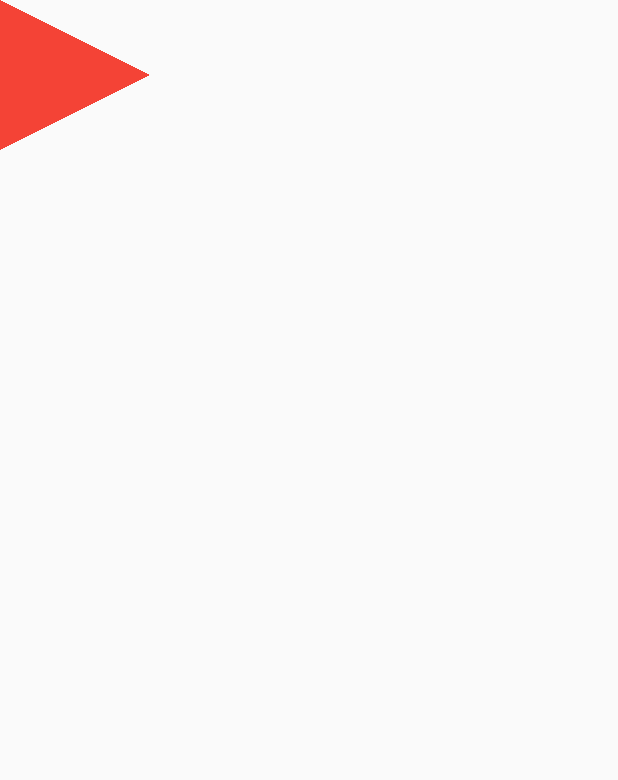
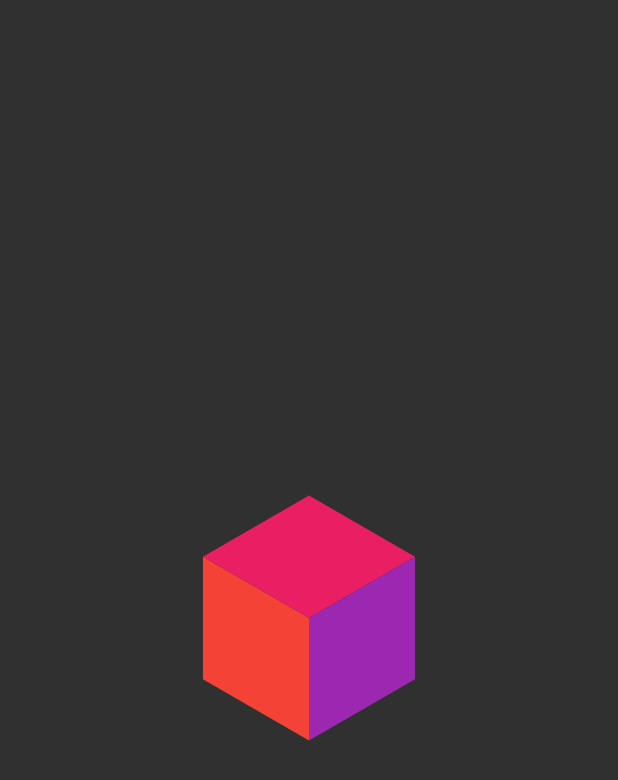
Before and after one commit to Kounex/model_viewer, a Flutter app: the screen it shows after launch, on a phone screen of 412 x 824 dp. Shown: the top 780 px of the screen. Run offline on Flutter 3.47's test engine with Material 2 defaults, Android fonts, the light colour scheme and no system bars.

Commit message:
feature(3d-view): initial working version (bare bones)

```diff
--- a/lib/main.dart
+++ b/lib/main.dart
@@ -7,10 +7,10 @@ void main() {
 }
 
 class MyApp extends StatelessWidget {
-  // This widget is the root of your application.
   @override
   Widget build(BuildContext context) {
     return MaterialApp(
+      theme: ThemeData.dark(),
       home: ModelView(),
     );
   }
--- a/lib/views/model/widgets/model_viewer/classes/camera.dart
+++ b/lib/views/model/widgets/model_viewer/classes/camera.dart
@@ -1,12 +1,49 @@
 import 'package:flutter/gestures.dart';
-import 'package:vector_math/vector_math.dart';
+import 'package:model_viewer/views/model/widgets/model_viewer/utils/vector.dart';
+import 'package:vector_math/vector_math_64.dart' as VectorMath;
 
 class Camera {
-  Vector3 position;
+  VectorMath.Vector3 position;
+  late VectorMath.Vector3 initialPosition;
+  double scale = 10.0;
 
-  Camera(this.position);
+  double _scaleRun = 1.0;
+  ScaleUpdateDetails? _scaleUpdateRun;
 
-  Camera.base() : this.position = Vector3(0, 0, 200);
+  Camera(this.position) : initialPosition = VectorMath.Vector3.copy(position);
 
-  void move(DragUpdateDetails drag) {}
+  Camera.base() : this(VectorMath.Vector3(-5, -5, -5));
+
+  void moveStart(ScaleStartDetails moveStart) {
+    this._scaleRun = 1.0;
+  }
+
+  void move(ScaleUpdateDetails move) {
+    if (move.pointerCount == 1 && _scaleUpdateRun != null) {
+      print('1 Touch');
+      // this.position.ad
+      // VectorMath.Vector3.zero().distanceToSquared(this.position);
+    }
+    if (move.pointerCount == 2) {
+      // print('2 Touch');
+      double deltaScale = move.scale - this._scaleRun;
+
+      this.scale += deltaScale * 3;
+      // this.position.scale(deltaScale);
+
+      this._scaleRun = move.scale;
+    }
+    if (move.pointerCount == 3 && _scaleUpdateRun != null) {
+      print('3 Touch');
+      Offset moveOffset = move.focalPoint - _scaleUpdateRun!.focalPoint;
+      this.position.add(VectorMath.Vector3(moveOffset.dx, moveOffset.dy, 0));
+      print(this.position);
+    }
+    _scaleUpdateRun = move;
+  }
+
+  void moveEnd(ScaleEndDetails moveEnd) {
+    this._scaleRun = 1.0;
+    _scaleUpdateRun = null;
+  }
 }
--- /dev/null
+++ b/lib/views/model/widgets/model_viewer/classes/edge.dart
@@ -0,0 +1,11 @@
+import 'package:model_viewer/views/model/widgets/model_viewer/classes/tuple.dart';
+import 'package:vector_math/vector_math_64.dart' as VectorMath;
+
+class Edge {
+  Tuple<VectorMath.Vector3, VectorMath.Vector3> vertices;
+
+  Edge(VectorMath.Vector3 vertex1, VectorMath.Vector3 vertex2)
+      : this.vertices = Tuple(vertex1, vertex2);
+
+  Edge.fromTupel(this.vertices);
+}
--- /dev/null
+++ b/lib/views/model/widgets/model_viewer/classes/face.dart
@@ -0,0 +1,7 @@
+import 'edge.dart';
+
+class Face {
+  List<Edge> edges;
+
+  Face(this.edges) : assert(edges.length >= 3);
+}
--- /dev/null
+++ b/lib/views/model/widgets/model_viewer/classes/light.dart
@@ -0,0 +1,9 @@
+import 'package:vector_math/vector_math_64.dart' as VectorMath;
+
+class Light {
+  VectorMath.Vector3 position;
+
+  Light({required this.position});
+
+  Light.base() : this.position = VectorMath.Vector3(-100, -100, -100);
+}
--- /dev/null
+++ b/lib/views/model/widgets/model_viewer/classes/tuple.dart
@@ -0,0 +1,46 @@
+// Copyright (c) 2014, the tuple project authors. Please see the AUTHORS
+// file for details. All rights reserved. Use of this source code is governed
+// by a BSD-style license that can be found in the LICENSE file.
+
+// Taken from: https://github.com/google/tuple.dart/blob/master/lib/tuple.dart
+
+/// Represents a 2-tuple, or pair.
+class Tuple<T1, T2> {
+  /// Returns the first item of the tuple
+  final T1 item1;
+
+  /// Returns the second item of the tuple
+  final T2 item2;
+
+  /// Creates a new tuple value with the specified items.
+  const Tuple(this.item1, this.item2);
+
+  /// Create a new tuple value with the specified list [items].
+  factory Tuple.fromList(List items) {
+    if (items.length != 2) {
+      throw ArgumentError('items must have length 2');
+    }
+
+    return Tuple<T1, T2>(items[0] as T1, items[1] as T2);
+  }
+
+  /// Returns a tuple with the first item set to the specified value.
+  Tuple<T1, T2> withItem1(T1 v) => Tuple<T1, T2>(v, item2);
+
+  /// Returns a tuple with the second item set to the specified value.
+  Tuple<T1, T2> withItem2(T2 v) => Tuple<T1, T2>(item1, v);
+
+  /// Creates a [List] containing the items of this [Tuple].
+  ///
+  /// The elements are in item order. The list is variable-length
+  /// if [growable] is true.
+  List toList({bool growable = false}) =>
+      List.from([item1, item2], growable: growable);
+
+  @override
+  String toString() => '[$item1, $item2]';
+
+  @override
+  bool operator ==(Object other) =>
+      other is Tuple && other.item1 == item1 && other.item2 == item2;
+}
--- a/lib/views/model/widgets/model_viewer/model_viewer.dart
+++ b/lib/views/model/widgets/model_viewer/model_viewer.dart
@@ -1,7 +1,10 @@
 import 'package:flutter/material.dart';
+import 'package:model_viewer/views/model/widgets/model_viewer/classes/face.dart';
 import 'package:vector_math/vector_math_64.dart' as VectorMath;
 
 import 'classes/camera.dart';
+import 'classes/edge.dart';
+import 'classes/light.dart';
 import 'model_painter.dart';
 
 class ModelViewer extends StatefulWidget {
@@ -18,22 +21,160 @@ class ModelViewer extends StatefulWidget {
 
 class _ModelViewerState extends State<ModelViewer> {
   late Camera _camera;
+  late Light _light;
+
+  late List<Face> _faces;
 
   @override
   void initState() {
     super.initState();
 
     _camera = Camera.base();
+    _light = Light.base();
+
+    _faces = [
+      Face(
+        [
+          Edge(
+            VectorMath.Vector3(0, 0, 0),
+            VectorMath.Vector3(10, 0, 0),
+          ),
+          Edge(
+            VectorMath.Vector3(10, 0, 0),
+            VectorMath.Vector3(10, 10, 0),
+          ),
+          Edge(
+            VectorMath.Vector3(10, 10, 0),
+            VectorMath.Vector3(0, 10, 0),
+          ),
+          Edge(
+            VectorMath.Vector3(0, 10, 0),
+            VectorMath.Vector3(0, 0, 0),
+          ),
+        ],
+      ),
+      Face(
+        [
+          Edge(
+            VectorMath.Vector3(0, 0, 10),
+            VectorMath.Vector3(10, 0, 10),
+          ),
+          Edge(
+            VectorMath.Vector3(10, 0, 10),
+            VectorMath.Vector3(10, 0, 0),
+          ),
+          Edge(
+            VectorMath.Vector3(10, 0, 0),
+            VectorMath.Vector3(0, 0, 0),
+          ),
+          Edge(
+            VectorMath.Vector3(0, 0, 0),
+            VectorMath.Vector3(0, 0, 10),
+          ),
+        ],
+      ),
+      Face(
+        [
+          Edge(
+            VectorMath.Vector3(0, 10, 10),
+            VectorMath.Vector3(10, 10, 10),
+          ),
+          Edge(
+            VectorMath.Vector3(10, 10, 10),
+            VectorMath.Vector3(10, 0, 10),
+          ),
+          Edge(
+            VectorMath.Vector3(10, 0, 10),
+            VectorMath.Vector3(0, 0, 10),
+          ),
+          Edge(
+            VectorMath.Vector3(0, 0, 10),
+            VectorMath.Vector3(0, 10, 10),
+          ),
+        ],
+      ),
+      Face(
+        [
+          Edge(
+            VectorMath.Vector3(0, 10, 0),
+            VectorMath.Vector3(10, 10, 0),
+          ),
+          Edge(
+            VectorMath.Vector3(10, 10, 0),
+            VectorMath.Vector3(10, 10, 10),
+          ),
+          Edge(
+            VectorMath.Vector3(10, 10, 10),
+            VectorMath.Vector3(0, 10, 10),
+          ),
+          Edge(
+            VectorMath.Vector3(0, 10, 10),
+            VectorMath.Vector3(0, 10, 0),
+          ),
+        ],
+      ),
+      Face(
+        [
+          Edge(
+            VectorMath.Vector3(10, 0, 0),
+            VectorMath.Vector3(10, 0, 10),
+          ),
+          Edge(
+            VectorMath.Vector3(10, 0, 10),
+            VectorMath.Vector3(10, 10, 10),
+          ),
+          Edge(
+            VectorMath.Vector3(10, 10, 10),
+            VectorMath.Vector3(10, 10, 0),
+          ),
+          Edge(
+            VectorMath.Vector3(10, 10, 0),
+            VectorMath.Vector3(10, 0, 0),
+          ),
+        ],
+      ),
+      Face(
+        [
+          Edge(
+            VectorMath.Vector3(0, 0, 10),
+            VectorMath.Vector3(0, 0, 0),
+          ),
+          Edge(
+            VectorMath.Vector3(0, 0, 0),
+            VectorMath.Vector3(0, 10, 0),
+          ),
+          Edge(
+            VectorMath.Vector3(0, 10, 0),
+            VectorMath.Vector3(0, 10, 10),
+          ),
+          Edge(
+            VectorMath.Vector3(0, 10, 10),
+            VectorMath.Vector3(0, 0, 10),
+          ),
+        ],
+      ),
+    ];
   }
 
   @override
   Widget build(BuildContext context) {
-    return Scaffold(
-      body: GestureDetector(
-        onPanUpdate: _camera.move,
-        child: CustomPaint(
-          painter: ModelPainter(vertices: this.widget.vertices),
-          size: Size(100, 100),
+    // print(_camera.position.z);
+    return GestureDetector(
+      behavior: HitTestBehavior.opaque,
+      onScaleStart: (moveStart) => setState(() => _camera.moveStart(moveStart)),
+      onScaleUpdate: (move) => setState(() => _camera.move(move)),
+      onScaleEnd: (moveEnd) => setState(() => _camera.moveEnd(moveEnd)),
+      child: SizedBox.expand(
+        child: Center(
+          child: Transform.scale(
+            scale: _camera.scale,
+            child: CustomPaint(
+              painter: ModelPainter(
+                camera: _camera,
+                faces: _faces,
+              ),
+            ),
+          ),
         ),
       ),
     );
--- /dev/null
+++ b/lib/views/model/widgets/model_viewer/utils/vector.dart
@@ -0,0 +1,47 @@
+import 'dart:math';
+
+import 'package:model_viewer/views/model/widgets/model_viewer/classes/camera.dart';
+import 'package:vector_math/vector_math_64.dart' as VectorMath;
+
+import '../classes/face.dart';
+
+class VectorUtils {
+  // static VectorMath.Vector3 calcNormVector(VectorMath.Vector3 vector) {
+  //   VectorMath.Vector3 anotherNotParallelVector = VectorMath.Vector3.
+  // }
+
+  /// Calculate the norm vector for a face:
+  ///   - create 2 direction vectors from the vertices of edges in the given face
+  ///   - return the cross prod which is the norm (orthogonal) vector of this face
+  static VectorMath.Vector3 calcNormVectorForFace(Face face) {
+    VectorMath.Vector3 directionVector1 =
+        VectorMath.Vector3.copy(face.edges[0].vertices.item2)
+          ..sub(face.edges[0].vertices.item1);
+
+    VectorMath.Vector3 directionVector2 =
+        VectorMath.Vector3.copy(face.edges[1].vertices.item2)
+          ..sub(face.edges[1].vertices.item1);
+
+    return directionVector2.cross(directionVector1);
+  }
+
+  /// Calculate angle between 2 vectors in radian
+  static double calcRadianAngleBetweenVectors(
+          VectorMath.Vector3 vector1, VectorMath.Vector3 vector2) =>
+      acos((vector1.dot(vector2) / (vector1.length * vector2.length)));
+
+  /// Determines if a face needs to be drawn (is visible from the
+  /// given camera position). Basically:
+  ///   - take the norm (orthogonal) vector of the given face
+  ///   - calculate angle between camera direction vector and the norm vector
+  ///   - if the angle is smaller than pi / 2 (90°) its visible and should be drawn
+  ///
+  /// CAUTION: given faces need to be on the correct side (outside faces)
+  static bool isFaceVisible(Camera camera, Face face) {
+    VectorMath.Vector3 normVectorFaceToDraw =
+        VectorUtils.calcNormVectorForFace(face);
+    return VectorUtils.calcRadianAngleBetweenVectors(
+            normVectorFaceToDraw, camera.position) <
+        pi / 2;
+  }
+}
```
Also changed, not shown: lib/views/model/widgets/model_viewer/model_painter.dart (+50 -12 lines), pubspec.lock, 3 other files.
